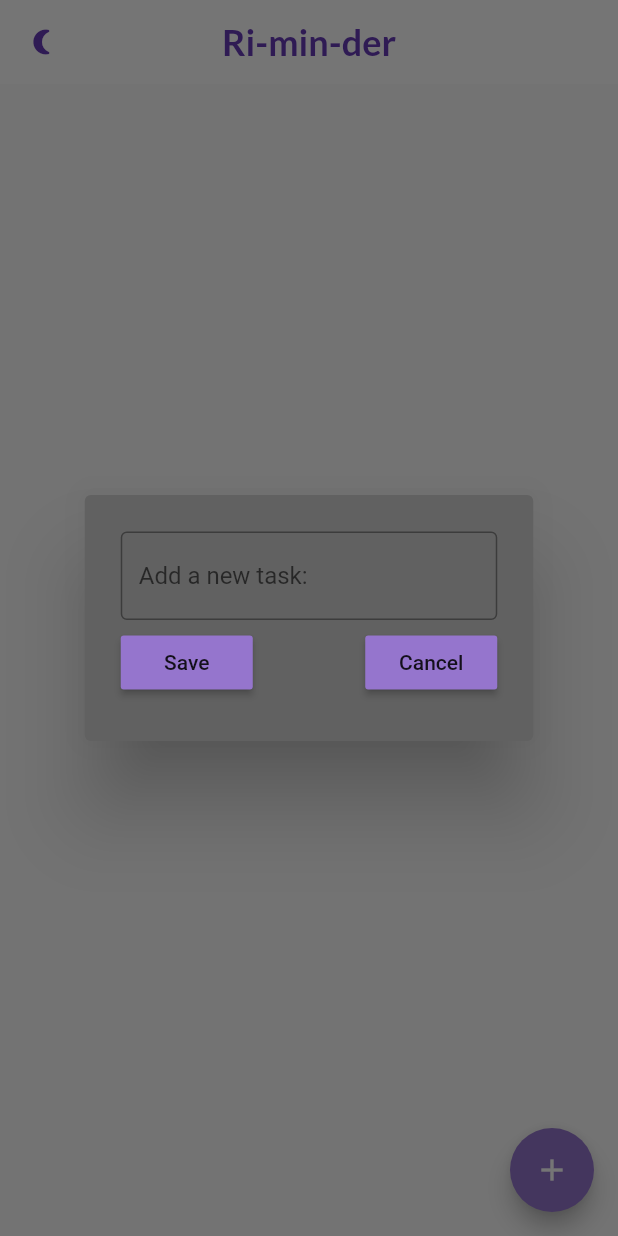
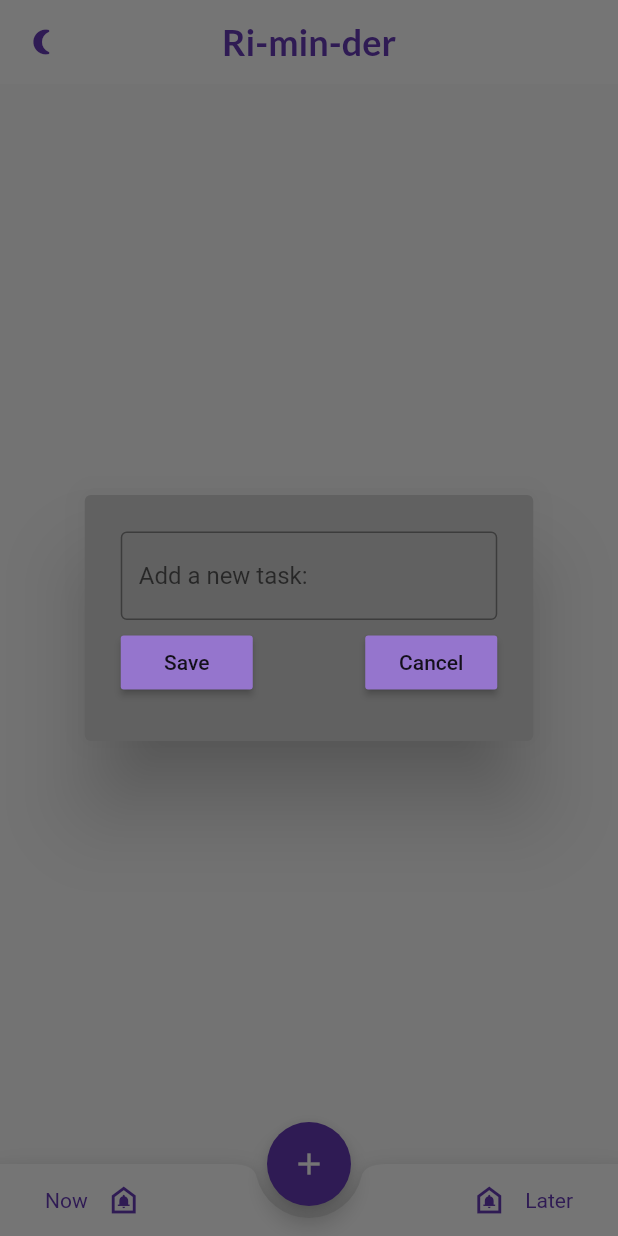
Before and after one commit to 4ntonio-lu/Junior-Project, a Flutter app: the screen it shows after launch, after a tap on the "add" icon, on a phone screen of 412 x 824 dp. Run offline on Flutter 3.47's test engine with Material 2 defaults, Android fonts, the phone set to English and light mode, and no system bars; our stand-ins replace awesome_notifications, flutter_slidable, get, get_storage, google_fonts.

Commit message:
Update my_home_page.dart
added bottom navigation bar with two icons, one for immediate notification and another for a scheduled notification.  also applied theme to them.

```diff
--- a/lib/my_home_page.dart
+++ b/lib/my_home_page.dart
@@ -121,10 +121,15 @@ class _MyHomePageState extends State<MyHomePage> {
   Widget build(BuildContext context) {
     return Scaffold(
       appBar: _appBar(),
-      floatingActionButton: FloatingActionButton(
-          onPressed: createNewReminder,
-          backgroundColor: Colors.deepPurple[300],
-          child: const Icon(Icons.add)
+      // add task button
+      floatingActionButton: Padding(
+        padding: const EdgeInsets.all(5.0),
+        child: FloatingActionButton(
+            onPressed: createNewReminder,
+            backgroundColor: Get.isDarkMode?Colors.deepPurpleAccent:Colors.deepPurple,
+            foregroundColor: Colors.white,
+            child: const Icon(Icons.add)
+        ),
       ),
       body: ListView.builder(
           itemCount: reminders.length,
@@ -136,6 +141,60 @@ class _MyHomePageState extends State<MyHomePage> {
               deleteFunction: (context) => deleteReminder(index),
             );
           }),
+      // bottom nave bar, contains two icons, one for immediate notification, one for a scheduled notification
+      floatingActionButtonLocation: FloatingActionButtonLocation.centerDocked,
+      bottomNavigationBar: BottomAppBar(
+        color: context.theme.backgroundColor,
+        shape: CircularNotchedRectangle(),
+        notchMargin: 3,
+        child: Row(
+          mainAxisSize: MainAxisSize.max,
+          mainAxisAlignment: MainAxisAlignment.spaceBetween,
+          children: <Widget>[
+            // immediate notification icon and text label
+            Container(
+              padding: EdgeInsets.only(left: 30),
+              child: Row(
+              children: [
+                Text("Now", style: TextStyle(color: Get.isDarkMode ? Colors.deepPurpleAccent[50] : Colors.deepPurple,),),
+                IconButton(
+                  icon: Icon(
+                    Icons.doorbell_outlined,
+                    color: Get.isDarkMode ? Colors.deepPurpleAccent[50] : Colors.deepPurple,
+
+                ),
+                onPressed: createNotification
+              )
+                ],
+              ),
+            ),
+            // scheduled notification icon and text label
+            Container(
+              padding: EdgeInsets.only(right: 30),
+              child: Row(
+                children: [
+                  IconButton(
+                      icon: Icon(
+                        Icons.doorbell_outlined,
+                        color: Get.isDarkMode ? Colors.deepPurpleAccent[50] : Colors.deepPurple,
+
+                      ),
+                      onPressed: () async {
+                        NotificationWeekAndTime? pickedSchedule =
+                        await pickSchedule(context);
+
+                        if (pickedSchedule != null) {
+                          createReminderNotification(pickedSchedule);
+                        }
+                      }
+                  ),
+                  Text("Later", style: TextStyle(color: Get.isDarkMode ? Colors.deepPurpleAccent[50] : Colors.deepPurple,),),
+                ],
+              ),
+            ),
+          ]
+        ),
+      ),
     );
   }
 
```
